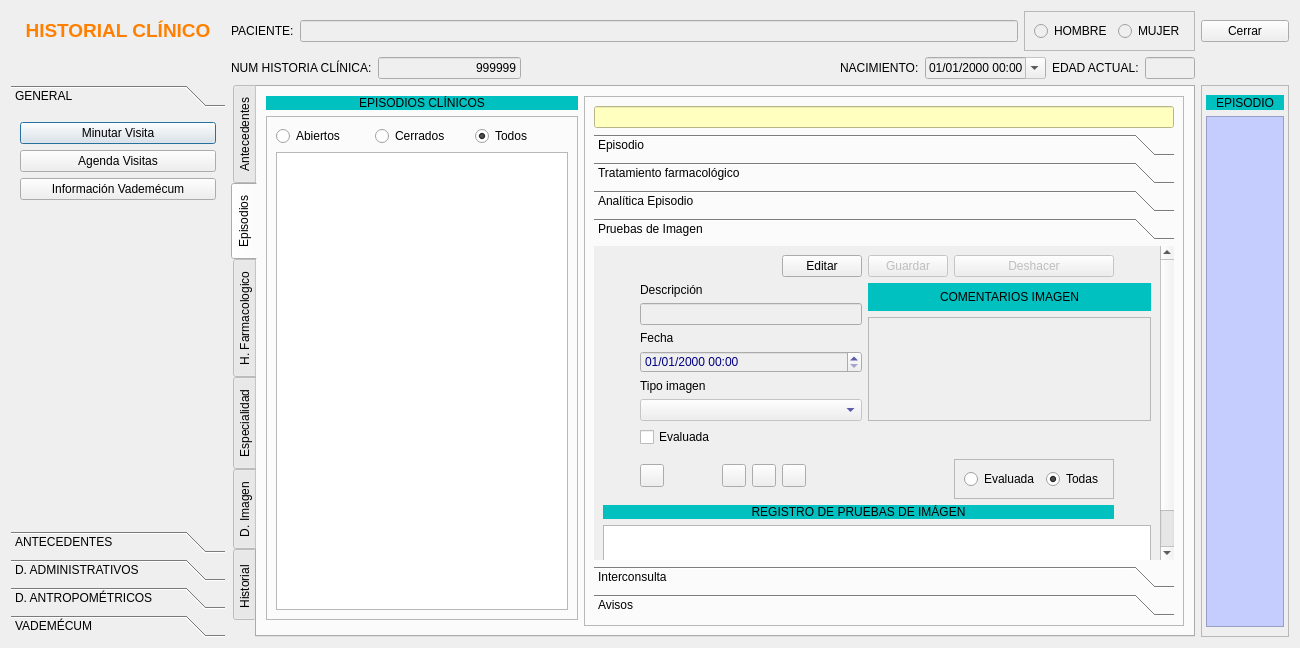
Qt form frmfichapaciente.ui (arcnexus/RedFoX) before a commit.
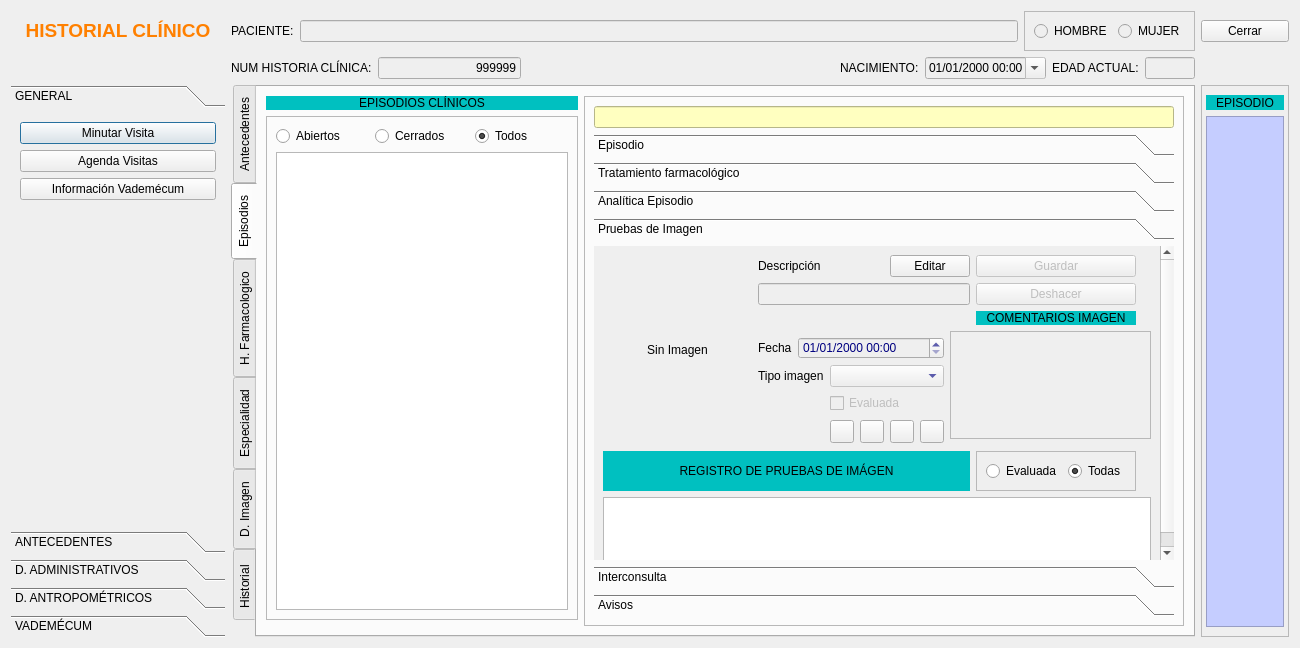
The same form after that commit. Icons and pictures are not drawn.

The edit to the form file:
```diff
--- a/frmfichapaciente.ui
+++ b/frmfichapaciente.ui
@@ -2446,7 +2446,7 @@
               <rect>
                <x>0</x>
                <y>0</y>
-               <width>623</width>
+               <width>569</width>
                <height>338</height>
               </rect>
              </property>
@@ -2454,36 +2454,24 @@
               <string>Pruebas de Imagen</string>
              </attribute>
              <layout class="QGridLayout" name="gridLayout_11">
-              <item row="0" column="6">
-               <widget class="QPushButton" name="pushButton_GuardarImagen">
-                <property name="enabled">
-                 <bool>false</bool>
+              <item row="7" column="5" rowspan="2">
+               <widget class="QToolButton" name="btnVerImagen">
+                <property name="toolTip">
+                 <string>Ver Imagen</string>
                 </property>
                 <property name="text">
-                 <string>Guardar</string>
+                 <string/>
                 </property>
-               </widget>
-              </item>
-              <item row="11" column="0" colspan="8">
-               <widget class="QLabel" name="label_17">
-                <property name="styleSheet">
-                 <string notr="true">background-color: rgb(0, 192, 192);</string>
+                <property name="icon">
+                 <iconset resource="terra.qrc">
+                  <normaloff>:/Icons/PNG/XRay.png</normaloff>:/Icons/PNG/XRay.png</iconset>
                 </property>
-                <property name="text">
-                 <string>REGISTRO DE PRUEBAS DE IMÁGEN</string>
-                </property>
-                <property name="alignment">
-                 <set>Qt::AlignCenter</set>
-                </property>
                </widget>
               </item>
-              <item row="1" column="0" rowspan="10">
-               <widget class="QLabel" name="lblImagenDiagnostico">
-                <property name="maximumSize">
-                 <size>
-                  <width>149</width>
-                  <height>183</height>
-                 </size>
+              <item row="7" column="6" rowspan="2">
+               <widget class="QToolButton" name="btnImportarimagen">
+                <property name="toolTip">
+                 <string>Importar Imagen</string>
                 </property>
                 <property name="text">
                  <string/>
@@ -2493,84 +2481,71 @@
                 </property>
                </widget>
               </item>
-              <item row="1" column="1" colspan="3">
+              <item row="0" column="1" colspan="2">
                <widget class="QLabel" name="label_51">
                 <property name="text">
                  <string>Descripción</string>
                 </property>
                </widget>
               </item>
-              <item row="1" column="6" rowspan="2" colspan="3">
-               <widget class="QLabel" name="label_87">
-                <property name="styleSheet">
-                 <string notr="true">background-color: rgb(0, 192, 192);</string>
-                </property>
+              <item row="0" column="5" colspan="3">
+               <widget class="QPushButton" name="pushButton_editarimagen">
                 <property name="text">
-                 <string>COMENTARIOS IMAGEN</string>
+                 <string>Editar</string>
                 </property>
-                <property name="alignment">
-                 <set>Qt::AlignCenter</set>
-                </property>
                </widget>
               </item>
-              <item row="2" column="1" rowspan="2" colspan="5">
-               <widget class="QLineEdit" name="lineEdit_descripcionimagen">
-                <property name="enabled">
-                 <bool>false</bool>
-                </property>
-                <property name="styleSheet">
-                 <string notr="true">color: rgb(0, 0, 128);</string>
-                </property>
-               </widget>
-              </item>
-              <item row="3" column="6" rowspan="5" colspan="3">
-               <widget class="QPlainTextEdit" name="txtComentariosImagen">
-                <property name="enabled">
-                 <bool>false</bool>
-                </property>
-                <property name="styleSheet">
-                 <string notr="true">color: rgb(0, 0, 128);</string>
-                </property>
-               </widget>
-              </item>
-              <item row="4" column="1" colspan="2">
-               <widget class="QLabel" name="label_52">
-                <property name="text">
-                 <string>Fecha</string>
-                </property>
-               </widget>
-              </item>
-              <item row="7" column="1" colspan="5">
-               <widget class="QComboBox" name="comboBox_tipoImagen">
-                <property name="enabled">
-                 <bool>false</bool>
-                </property>
-                <property name="styleSheet">
-                 <string notr="true">color: rgb(0, 0, 128);</string>
-                </property>
-               </widget>
-              </item>
-              <item row="5" column="1" colspan="5">
-               <widget class="QDateTimeEdit" name="dateEdit_fechaimagen">
-                <property name="enabled">
-                 <bool>false</bool>
-                </property>
-                <property name="styleSheet">
-                 <string notr="true">color: rgb(0, 0, 128);</string>
-                </property>
-                <property name="displayFormat">
-                 <string>dd/MM/yyyy HH:mm</string>
-                </property>
-               </widget>
-              </item>
-              <item row="6" column="1" colspan="3">
+              <item row="5" column="1" colspan="2">
                <widget class="QLabel" name="label_53">
                 <property name="text">
                  <string>Tipo imagen</string>
                 </property>
                </widget>
               </item>
-              <item row="9" column="1" rowspan="2">
+              <item row="5" column="3" colspan="4">
+               <widget class="QComboBox" name="comboBox_tipoImagen">
+                <property name="enabled">
+                 <bool>false</bool>
+                </property>
+                <property name="styleSheet">
+                 <string notr="true">color: rgb(0, 0, 128);</string>
+                </property>
+               </widget>
+              </item>
+              <item row="6" column="3" colspan="4">
+               <widget class="QCheckBox" name="checkBox_evaluada">
+                <property name="enabled">
+                 <bool>false</bool>
+                </property>
+                <property name="text">
+                 <string>Evaluada</string>
+                </property>
+               </widget>
+              </item>
+              <item row="7" column="2">
+               <spacer name="horizontalSpacer_7">
+                <property name="orientation">
+                 <enum>Qt::Horizontal</enum>
+                </property>
+                <property name="sizeHint" stdset="0">
+                 <size>
+                  <width>40</width>
+                  <height>20</height>
+                 </size>
+                </property>
+               </spacer>
+              </item>
+              <item row="3" column="7" rowspan="5" colspan="3">
+               <widget class="QPlainTextEdit" name="txtComentariosImagen">
+                <property name="enabled">
+                 <bool>false</bool>
+                </property>
+                <property name="styleSheet">
+                 <string notr="true">color: rgb(0, 0, 128);</string>
+                </property>
+               </widget>
+              </item>
+              <item row="7" column="3" rowspan="2">
                <widget class="QToolButton" name="btnAnadirImagen">
                 <property name="toolTip">
                  <string>Añadir prueba de imagen</string>
@@ -2584,7 +2559,7 @@
                 </property>
                </widget>
               </item>
-              <item row="9" column="2" rowspan="2">
+              <item row="7" column="4" rowspan="2">
                <widget class="QToolButton" name="btnBorrarImagen">
                 <property name="toolTip">
                  <string>Borrar prueba (Requiere contraseña de administrador)</string>
@@ -2598,61 +2573,7 @@
                 </property>
                </widget>
               </item>
-              <item row="9" column="3" rowspan="2">
-               <widget class="QToolButton" name="btnVerImagen">
-                <property name="toolTip">
-                 <string>Ver Imagen</string>
-                </property>
-                <property name="text">
-                 <string/>
-                </property>
-                <property name="icon">
-                 <iconset resource="terra.qrc">
-                  <normaloff>:/Icons/PNG/XRay.png</normaloff>:/Icons/PNG/XRay.png</iconset>
-                </property>
-               </widget>
-              </item>
-              <item row="9" column="4" rowspan="2">
-               <widget class="QToolButton" name="btnImportarimagen">
-                <property name="toolTip">
-                 <string>Importar Imagen</string>
-                </property>
-                <property name="text">
-                 <string/>
-                </property>
-                <property name="icon">
-                 <iconset resource="terra.qrc">
-                  <normaloff>:/Icons/PNG/importar.png</normaloff>:/Icons/PNG/importar.png</iconset>
-                </property>
-               </widget>
-              </item>
-              <item row="9" column="5" rowspan="2" colspan="2">
-               <spacer name="horizontalSpacer_7">
-                <property name="orientation">
-                 <enum>Qt::Horizontal</enum>
-                </property>
-                <property name="sizeHint" stdset="0">
-                 <size>
-                  <width>40</width>
-                  <height>20</height>
-                 </size>
-                </property>
-               </spacer>
-              </item>
-              <item row="12" column="0" colspan="9">
-               <widget class="QTableWidget" name="listaImagenes"/>
-              </item>
-              <item row="0" column="7">
-               <widget class="QPushButton" name="pushButton_DeshacerImagen">
-                <property name="enabled">
-                 <bool>false</bool>
-                </property>
-                <property name="text">
-                 <string>Deshacer</string>
-                </property>
-               </widget>
-              </item>
-              <item row="10" column="7">
+              <item row="9" column="8">
                <widget class="QFrame" name="frame_6">
                 <property name="frameShape">
                  <enum>QFrame::StyledPanel</enum>
@@ -2684,17 +2605,104 @@
                 </layout>
                </widget>
               </item>
-              <item row="0" column="4" colspan="2">
-               <widget class="QPushButton" name="pushButton_editarimagen">
+              <item row="10" column="0" colspan="10">
+               <widget class="QTableWidget" name="listaImagenes"/>
+              </item>
+              <item row="4" column="1">
+               <widget class="QLabel" name="label_52">
                 <property name="text">
-                 <string>Editar</string>
+                 <string>Fecha</string>
                 </property>
                </widget>
               </item>
-              <item row="8" column="1">
-               <widget class="QCheckBox" name="checkBox_evaluada">
+              <item row="4" column="2" colspan="5">
+               <widget class="QDateTimeEdit" name="dateEdit_fechaimagen">
+                <property name="enabled">
+                 <bool>false</bool>
+                </property>
+                <property name="styleSheet">
+                 <string notr="true">color: rgb(0, 0, 128);</string>
+                </property>
+                <property name="displayFormat">
+                 <string>dd/MM/yyyy HH:mm</string>
+                </property>
+               </widget>
+              </item>
+              <item row="2" column="8">
+               <widget class="QLabel" name="label_87">
+                <property name="styleSheet">
+                 <string notr="true">background-color: rgb(0, 192, 192);</string>
+                </property>
                 <property name="text">
-                 <string>Evaluada</string>
+                 <string>COMENTARIOS IMAGEN</string>
+                </property>
+                <property name="alignment">
+                 <set>Qt::AlignCenter</set>
+                </property>
+               </widget>
+              </item>
+              <item row="0" column="0" rowspan="9">
+               <widget class="QLabel" name="lblImagenDiagnostico">
+                <property name="minimumSize">
+                 <size>
+                  <width>149</width>
+                  <height>183</height>
+                 </size>
+                </property>
+                <property name="maximumSize">
+                 <size>
+                  <width>149</width>
+                  <height>183</height>
+                 </size>
+                </property>
+                <property name="text">
+                 <string>Sin Imagen</string>
+                </property>
+                <property name="alignment">
+                 <set>Qt::AlignCenter</set>
+                </property>
+               </widget>
+              </item>
+              <item row="9" column="0" colspan="8">
+               <widget class="QLabel" name="label_17">
+                <property name="styleSheet">
+                 <string notr="true">background-color: rgb(0, 192, 192);</string>
+                </property>
+                <property name="text">
+                 <string>REGISTRO DE PRUEBAS DE IMÁGEN</string>
+                </property>
+                <property name="alignment">
+                 <set>Qt::AlignCenter</set>
+                </property>
+               </widget>
+              </item>
+              <item row="0" column="8">
+               <widget class="QPushButton" name="pushButton_GuardarImagen">
+                <property name="enabled">
+                 <bool>false</bool>
+                </property>
+                <property name="text">
+                 <string>Guardar</string>
+                </property>
+               </widget>
+              </item>
+              <item row="1" column="8">
+               <widget class="QPushButton" name="pushButton_DeshacerImagen">
+                <property name="enabled">
+                 <bool>false</bool>
+                </property>
+                <property name="text">
+                 <string>Deshacer</string>
+                </property>
+               </widget>
+              </item>
+              <item row="1" column="1" colspan="7">
+               <widget class="QLineEdit" name="lineEdit_descripcionimagen">
+                <property name="enabled">
+                 <bool>false</bool>
+                </property>
+                <property name="styleSheet">
+                 <string notr="true">color: rgb(0, 0, 128);</string>
                 </property>
                </widget>
               </item>
```
Left out of the diff: 45 changed lines with no effect on the pictures.
